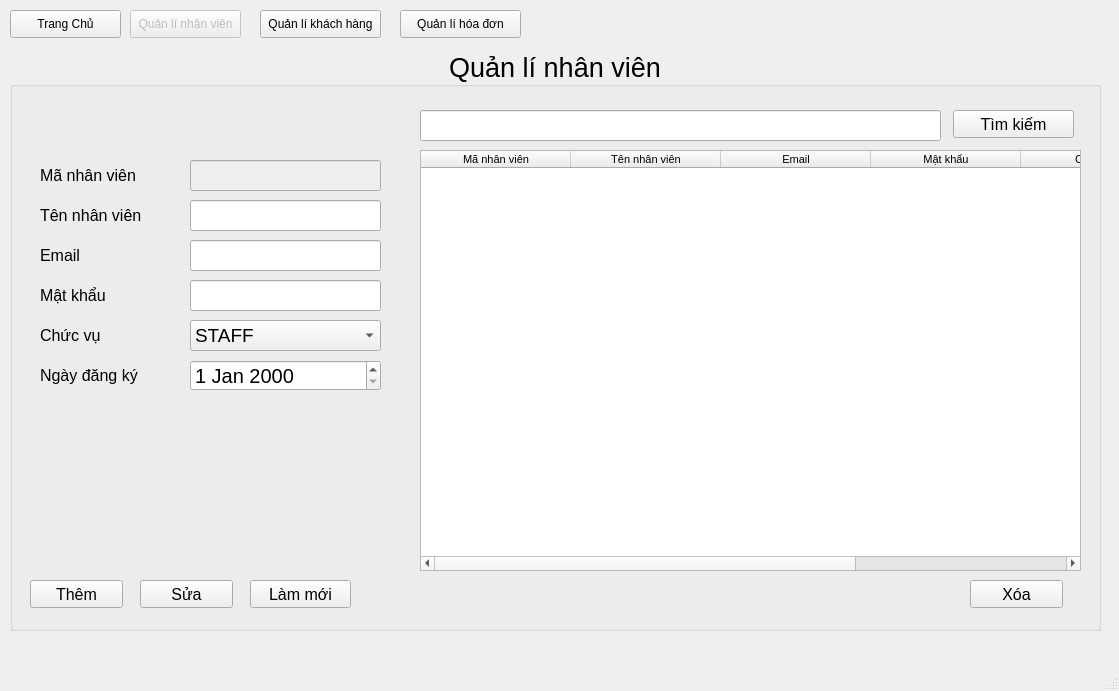
The window that GUI/UI/QuanLyNhanVien.ui (MinhVi2004/WaterManagement) describes before a commit, drawn with Qt 5.
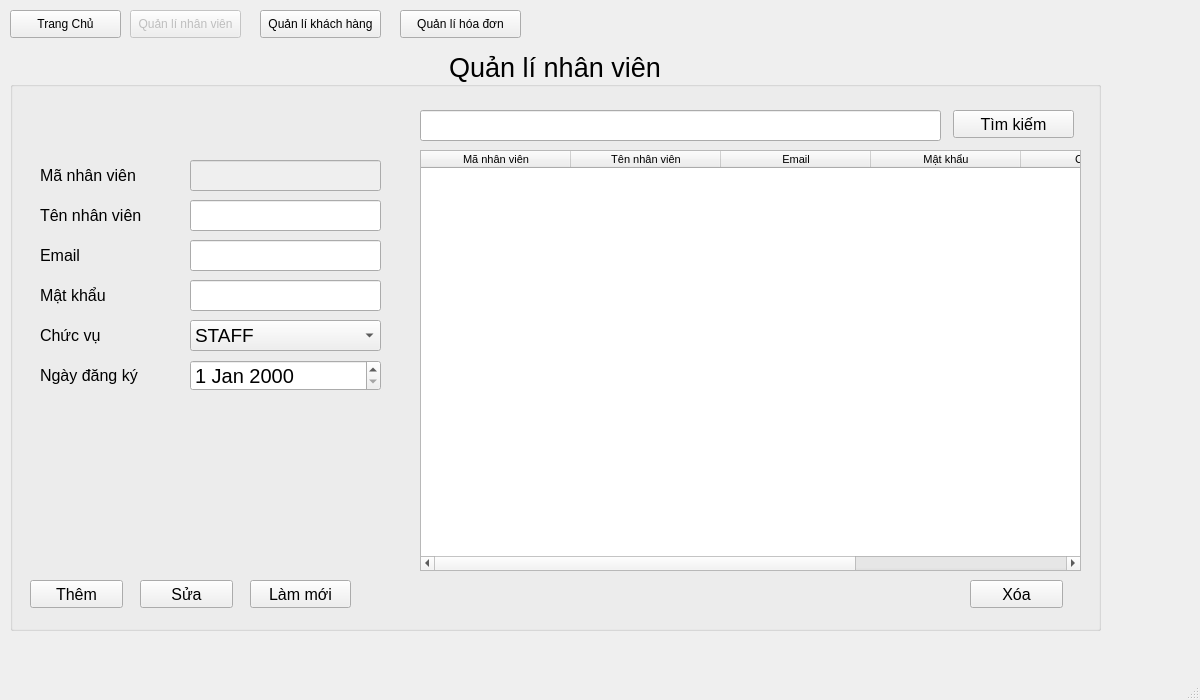
The same window after the commit.

What changed in the file:
```diff
--- a/GUI/UI/QuanLyNhanVien.ui
+++ b/GUI/UI/QuanLyNhanVien.ui
@@ -6,8 +6,8 @@
    <rect>
     <x>0</x>
     <y>0</y>
-    <width>1119</width>
-    <height>691</height>
+    <width>1200</width>
+    <height>700</height>
    </rect>
   </property>
   <property name="windowTitle">
```
